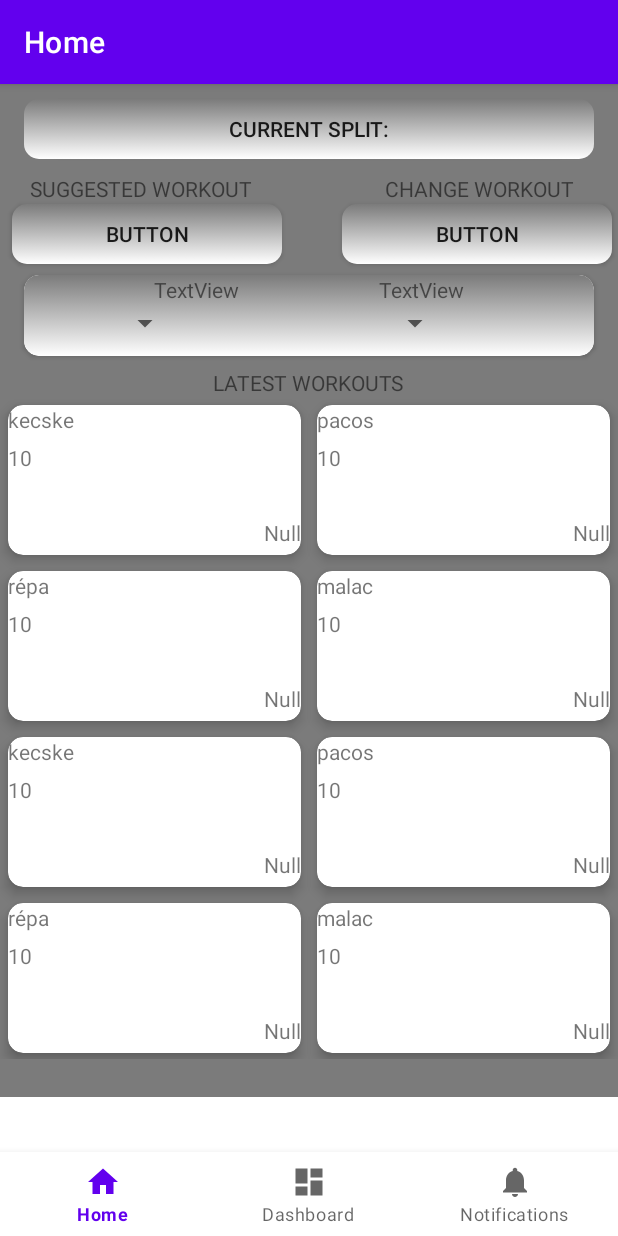
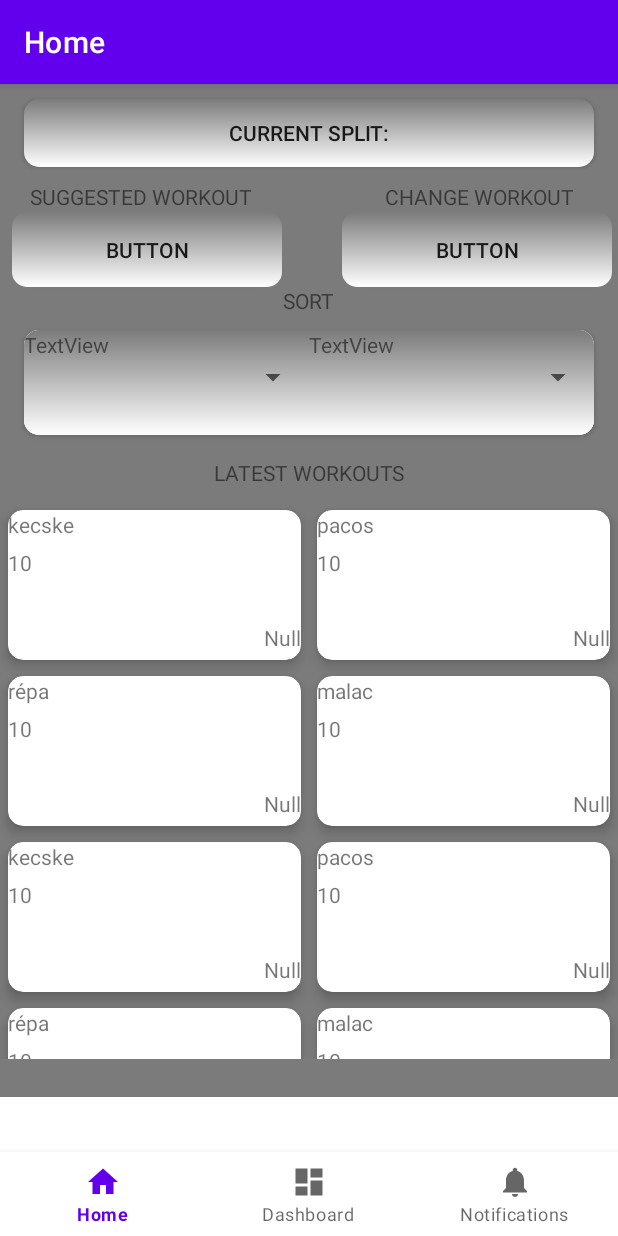
Before and after one commit to adambognarhimself/gymapp, an Android app: the screen it shows after launch (MainActivity), on a phone screen of 412 x 824 dp. Run offline under Robolectric (Android 15) with nearby library versions, the phone set to English and light mode, and no system bars; our stand-ins replace Room's generated code, navigation-ui.

Commit message:
more design changes

```diff
--- /dev/null
+++ b/app/src/main/res/drawable/spinner.xml
@@ -0,0 +1,20 @@
+<?xml version="1.0" encoding="utf-8"?>
+<selector xmlns:android="http://schemas.android.com/apk/res/android" >
+    <item android:state_pressed="true" >
+        <shape android:shape="rectangle"  >
+            <gradient android:angle="90" android:startColor="#7B7B7B" android:endColor="#FFFFFF" />
+        </shape>
+    </item>
+    <item android:state_focused="true">
+        <shape android:shape="rectangle"  >
+            <stroke android:width="1dip" android:color="#5e7974" />
+            <solid android:color="#58857e"/>
+        </shape>
+    </item>
+    <item >
+        <shape android:shape="rectangle"  >
+            <gradient android:angle="-90" android:startColor="#7B7B7B" android:endColor="#FFFFFF"
+                android:type="linear"/>
+        </shape>
+    </item>
+</selector>
--- a/app/src/main/res/layout/fragment_home.xml
+++ b/app/src/main/res/layout/fragment_home.xml
@@ -10,13 +10,12 @@
     <androidx.appcompat.widget.AppCompatButton
         android:id="@+id/splitButton"
         android:layout_width="380dp"
-        android:layout_height="40dp"
+        android:layout_height="45dp"
         android:layout_marginTop="10dp"
         android:layout_marginEnd="8dp"
         android:layout_marginStart="8dp"
         android:text="CURRENT SPLIT:"
         app:layout_constraintEnd_toEndOf="parent"
-        app:layout_constraintHorizontal_bias="0.498"
         app:layout_constraintStart_toStartOf="parent"
         app:layout_constraintTop_toTopOf="parent"
         android:background="@drawable/button"
@@ -55,7 +54,7 @@
     <androidx.appcompat.widget.AppCompatButton
         android:id="@+id/nextButton"
         android:layout_width="180dp"
-        android:layout_height="40dp"
+        android:layout_height="50dp"
         android:layout_marginStart="8dp"
         android:layout_marginTop="30dp"
         android:text="Button"
@@ -69,7 +68,7 @@
     <androidx.appcompat.widget.AppCompatButton
         android:id="@+id/changeButton"
         android:layout_width="180dp"
-        android:layout_height="40dp"
+        android:layout_height="50dp"
         android:layout_marginTop="30dp"
         android:layout_marginEnd="4dp"
         android:text="Button"
@@ -82,10 +81,9 @@
         android:id="@+id/latestSpinner"
         android:layout_width="wrap_content"
         android:layout_height="wrap_content"
-        android:layout_marginTop="8dp"
+        android:layout_marginTop="15dp"
         android:text="LATEST WORKOUTS"
         app:layout_constraintEnd_toEndOf="parent"
-        app:layout_constraintHorizontal_bias="0.498"
         app:layout_constraintStart_toStartOf="parent"
         app:layout_constraintTop_toBottomOf="@+id/cardView" />
 
@@ -93,6 +91,7 @@
         android:id="@+id/recView"
         android:layout_width="0dp"
         android:layout_height="0dp"
+        android:layout_marginTop="10dp"
         android:layout_marginBottom="25dp"
         app:layout_constraintBottom_toBottomOf="parent"
         app:layout_constraintEnd_toEndOf="parent"
@@ -102,57 +101,87 @@
         app:layout_constraintVertical_bias="0.0" />
 
     <androidx.cardview.widget.CardView
-        android:layout_marginLeft="16dp"
         android:id="@+id/cardView"
         android:layout_width="380dp"
-        android:layout_height="wrap_content"
+        android:layout_height="70dp"
         app:layout_constraintBottom_toBottomOf="parent"
         app:layout_constraintEnd_toEndOf="parent"
-        app:layout_constraintHorizontal_bias="0.0"
         app:layout_constraintStart_toStartOf="parent"
         app:layout_constraintTop_toTopOf="parent"
         app:layout_constraintVertical_bias="0.205"
+        android:layout_marginTop="50dp"
         app:cardCornerRadius="10dp"
         >
 
-        <RelativeLayout
+        <LinearLayout
             android:layout_width="match_parent"
             android:layout_height="match_parent"
             android:layout_gravity="center"
             android:background="@drawable/button"
             android:gravity="center">
 
+            <androidx.cardview.widget.CardView
+                android:layout_width="190dp"
+                android:layout_height="match_parent"
+                app:cardCornerRadius="0dp">
 
-            <TextView
-                android:id="@+id/textView"
-                android:layout_width="wrap_content"
-                android:layout_height="wrap_content"
-                android:layout_marginStart="0dp"
-                android:text="TextView" />
+                <LinearLayout
+                    android:layout_width="match_parent"
+                    android:layout_height="match_parent"
+                    android:orientation="vertical"
+                    android:background="@drawable/spinner">
 
-            <Spinner
-                android:id="@+id/spinner"
-                android:layout_width="wrap_content"
-                android:layout_height="wrap_content"
-                android:layout_marginStart="-30dp"
-                android:layout_marginTop="20dp"/>
 
-            <TextView
-                android:id="@+id/textView2"
-                android:layout_width="wrap_content"
-                android:layout_height="wrap_content"
-                android:layout_marginStart="150dp"
-                android:text="TextView" />
+                    <TextView
+                        android:id="@+id/textView3"
+                        android:layout_width="match_parent"
+                        android:layout_height="wrap_content"
+                        android:text="TextView" />
 
-            <Spinner
-                android:id="@+id/spinner2"
-                android:layout_width="wrap_content"
-                android:layout_height="wrap_content"
-                android:layout_marginTop="20dp"
-                android:layout_marginBottom="10dp"
-                android:layout_marginStart="150dp"
-                android:layout_marginRight="20dp" />
-        </RelativeLayout>
+                    <Spinner
+                        android:id="@+id/spinner2"
+                        android:layout_width="match_parent"
+                        android:layout_height="wrap_content" />
+                </LinearLayout>
+            </androidx.cardview.widget.CardView>
+
+
+            <androidx.cardview.widget.CardView
+                android:layout_width="190dp"
+                android:layout_height="match_parent"
+                app:cardCornerRadius="0dp">
+
+                <LinearLayout
+                    android:layout_width="match_parent"
+                    android:layout_height="match_parent"
+                    android:background="@drawable/spinner"
+                    android:orientation="vertical">
+
+                    <TextView
+                        android:id="@+id/textView4"
+                        android:layout_width="match_parent"
+                        android:layout_height="wrap_content"
+                        android:text="TextView" />
+
+                    <Spinner
+                        android:id="@+id/spinner3"
+                        android:layout_width="match_parent"
+                        android:layout_height="wrap_content" />
+                </LinearLayout>
+            </androidx.cardview.widget.CardView>
+        </LinearLayout>
     </androidx.cardview.widget.CardView>
 
+    <TextView
+        android:id="@+id/textView5"
+        android:layout_width="wrap_content"
+        android:layout_height="wrap_content"
+        android:text="SORT"
+        app:layout_constraintBottom_toTopOf="@+id/cardView"
+        app:layout_constraintEnd_toEndOf="parent"
+        app:layout_constraintStart_toStartOf="parent"
+        app:layout_constraintTop_toTopOf="parent"
+        app:layout_constraintVertical_bias="1"
+        android:layout_marginBottom="10dp"/>
+
 </androidx.constraintlayout.widget.ConstraintLayout>
```
